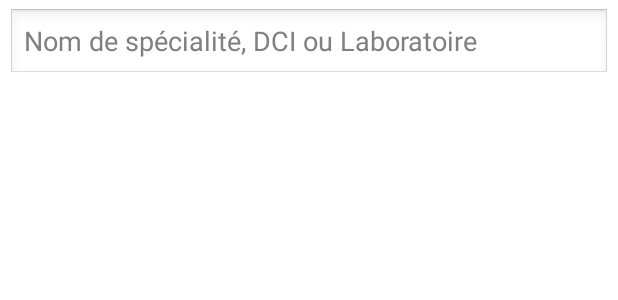
After one commit to drx-tn/medocs, an Android app: the layout list_fragment.xml on its own in the app's theme, with its tools: preview values and no code run, on a phone screen of 412 x 824 dp. The commit adds this screen. Shown: the top 300 px of the screen. Run offline under Robolectric (Android 15) with nearby library versions, the phone set to English and light mode, and no system bars.

Commit message:
Travail sur la version Android et préparation du build.

```diff
--- a/android/src/main/kotlin/tn/DrX/medocs/MedocsActivity.kt
+++ b/android/src/main/kotlin/tn/DrX/medocs/MedocsActivity.kt
@@ -1,8 +1,7 @@
 package tn.DrX.medocs
-import android.app.Activity
+import android.support.v4.app.FragmentActivity
 import android.os.Bundle
-
-class MedocsActivity : Activity() {
+class MedocsActivity : FragmentActivity() {
     public override fun onCreate(savedInstanceState: Bundle?) {
         super.onCreate(savedInstanceState)
         setContentView(R.layout.medocs)
--- /dev/null
+++ b/android/src/main/res/layout/detail_fragment.xml
@@ -0,0 +1,4 @@
+<?xml version="1.0" encoding="utf-8"?>
+<LinearLayout xmlns:android="http://schemas.android.com/apk/res/android" xmlns:tools="http://schemas.android.com/tools" android:layout_width="match_parent" android:layout_height="match_parent" tools:context=".DetailFragment" android:orientation="vertical" android:background="@color/white">
+    <WebView android:id="@+id/detail" android:layout_width="match_parent" android:layout_height="match_parent"/>
+</LinearLayout>
--- /dev/null
+++ b/android/src/main/res/layout/list_fragment.xml
@@ -0,0 +1,24 @@
+<?xml version="1.0" encoding="utf-8"?>
+<RelativeLayout xmlns:android="http://schemas.android.com/apk/res/android"
+    xmlns:app="http://schemas.android.com/apk/res-auto"
+    xmlns:tools="http://schemas.android.com/tools"
+    android:layout_width="match_parent"
+    android:layout_height="match_parent"
+    android:orientation="vertical"
+    tools:context=".ListFragment" android:background="@color/white">
+
+    <EditText
+        android:layout_margin="5dp"
+        android:id="@+id/search"
+        android:layout_width="match_parent"
+        android:layout_height="wrap_content"
+        android:hint="@string/hint"
+        android:inputType="text" />
+
+    <android.support.v7.widget.RecyclerView
+        android:layout_margin="5dp"
+        android:id="@+id/list"
+        android:layout_width="match_parent"
+        android:layout_height="wrap_content"
+        android:layout_below="@id/search" />
+</RelativeLayout>
--- /dev/null
+++ b/android/src/main/res/values/colors.xml
@@ -0,0 +1,5 @@
+<?xml version="1.0" encoding="utf-8"?>
+<resources>
+    <color name="red">#ffff0000</color>
+    <color name="white">#ffffffff</color>
+</resources>
--- a/android/src/main/res/values/strings.xml
+++ b/android/src/main/res/values/strings.xml
@@ -1,4 +1,5 @@
 <?xml version="1.0" encoding="utf-8"?>
 <resources>
     <string name="app_name">Médocs</string>
+    <string name="hint">Nom de spécialité, DCI ou Laboratoire</string>
 </resources>
--- a/build.gradle
+++ b/build.gradle
@@ -7,6 +7,7 @@ buildscript {
     dependencies {
         classpath 'com.android.tools.build:gradle:3.1.2'
         classpath "org.jetbrains.kotlin:kotlin-gradle-plugin:$kotlin_version"
+        classpath "org.jetbrains.kotlin:kotlin-android-extensions:$kotlin_version"
     }
 }
 
```
Also changed, not shown: android/build.gradle (+5 -2 lines), android/src/main/kotlin/tn/DrX/medocs/DetailFragment.kt (added, +11 -0 lines), android/src/main/kotlin/tn/DrX/medocs/ListFragment.kt (added, +11 -0 lines), android/src/main/res/layout-large/medocs.xml (added, +9 -0 lines), android/src/main/res/layout/medocs.xml (+2 -7 lines), 3 other files.
